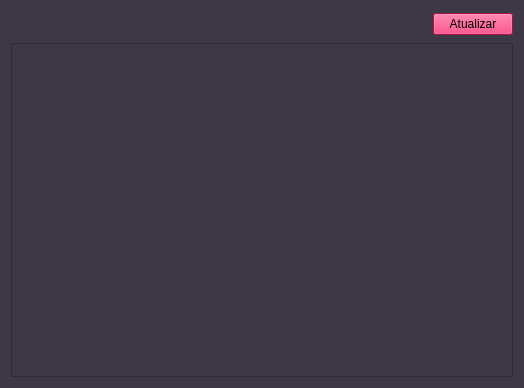
nicmorais/FIAPanel, file src/homewidget.ui: the form before one commit.
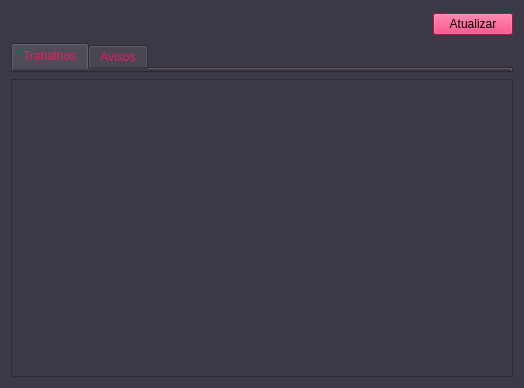
The form after the commit. Icons and pictures are not drawn.

Commit message: Adiciona métodos para obter trabalhos, atualizar

Diff of the .ui file:
```diff
--- a/src/homewidget.ui
+++ b/src/homewidget.ui
@@ -64,10 +64,38 @@
     </layout>
    </item>
    <item>
-    <widget class="QTableView" name="avisosTableView">
+    <widget class="QTabWidget" name="tabWidget">
+     <property name="sizePolicy">
+      <sizepolicy hsizetype="Expanding" vsizetype="Maximum">
+       <horstretch>0</horstretch>
+       <verstretch>0</verstretch>
+      </sizepolicy>
+     </property>
      <property name="styleSheet">
       <string notr="true">color: rgb(233, 28, 93);</string>
      </property>
+     <property name="currentIndex">
+      <number>0</number>
+     </property>
+     <widget class="QWidget" name="trabalhosTab">
+      <attribute name="title">
+       <string>Trabalhos</string>
+      </attribute>
+     </widget>
+     <widget class="QWidget" name="avisosTab">
+      <attribute name="title">
+       <string>Avisos</string>
+      </attribute>
+     </widget>
+    </widget>
+   </item>
+   <item>
+    <widget class="QTableView" name="tableView">
+     <property name="styleSheet">
+      <string notr="true">color: rgb(233, 28, 93);
+background-color: rgb(61, 56, 70);
+selection-background-color: rgb(233, 28, 93);</string>
+     </property>
      <property name="editTriggers">
       <set>QAbstractItemView::NoEditTriggers</set>
      </property>
```
Left out of the diff: 62 changed lines with no effect on the pictures. The commit also changes 9 other files.
